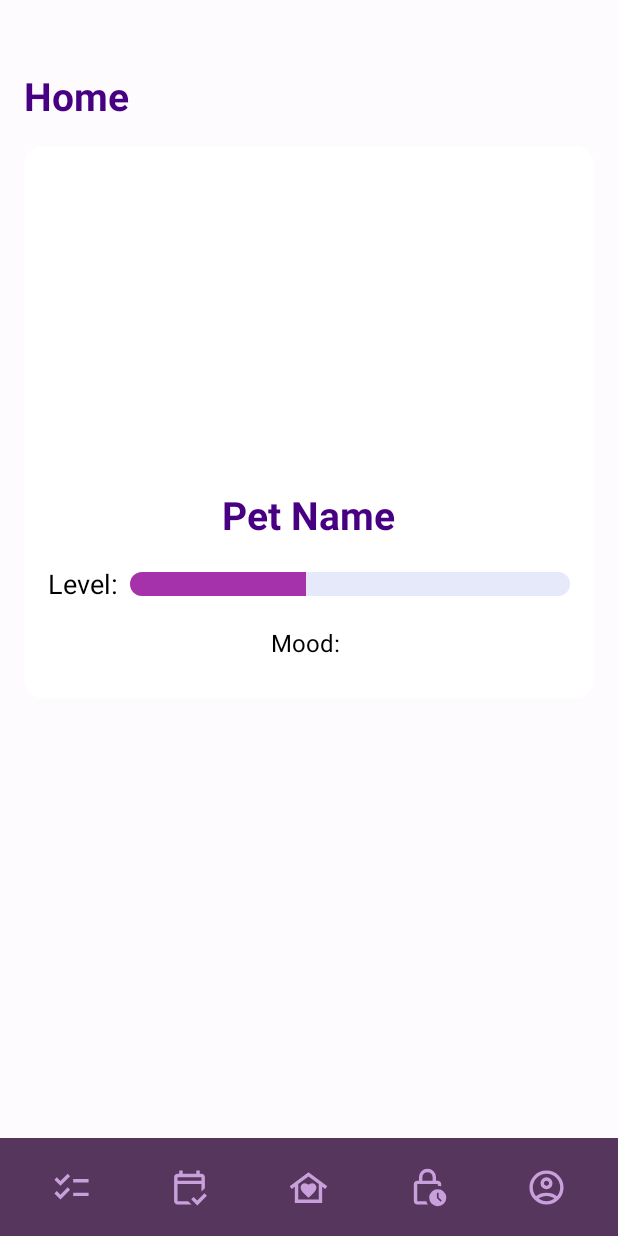
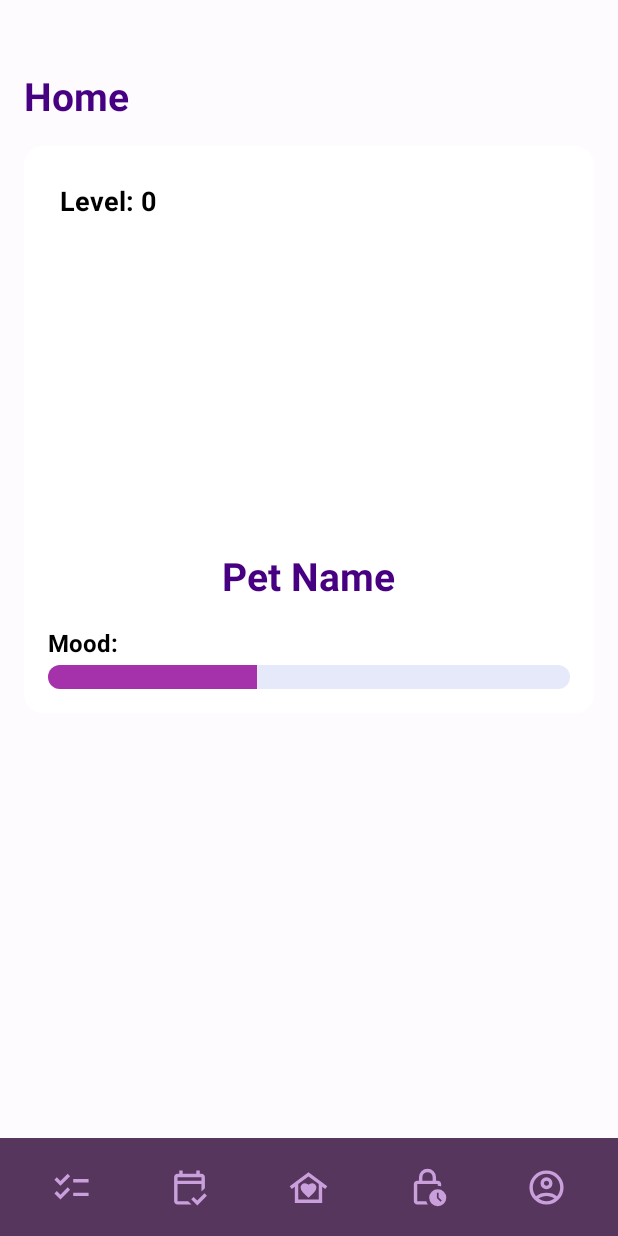
Before and after one commit to MargineanMiruna-Elena/MindPet, an Android app: the screen it shows after launch once a user with an empty profile is signed in (HomeActivity), on a phone screen of 412 x 824 dp. Run offline under Robolectric (Android 15) with nearby library versions, the phone set to English and light mode, and no system bars; our stand-ins replace Dagger/Hilt's generated code, Firebase (no records; nobody signed in at launch, a user with empty details on screens opened directly).

Commit message:
minimalist changes on homepage

```diff
--- a/app/src/main/res/layout/activity_homepage.xml
+++ b/app/src/main/res/layout/activity_homepage.xml
@@ -34,85 +34,65 @@
             android:layout_width="match_parent"
             android:layout_height="wrap_content"
             android:layout_marginTop="16dp"
-            app:cardCornerRadius="20dp"
             android:background="@drawable/bg_card"
             android:backgroundTint="@color/white"
             android:orientation="vertical"
-            android:gravity="center"
-            android:padding="16dp">
+            android:padding="16dp"
+            app:cardCornerRadius="20dp">
+
+
+            <TextView
+                android:id="@+id/textLevelValue"
+                android:layout_width="wrap_content"
+                android:layout_height="wrap_content"
+                android:text="Level: 0"
+                android:textColor="@color/black"
+                android:textSize="18sp"
+                android:layout_marginStart="8dp"
+                android:layout_marginTop="8dp"
+                android:textStyle="bold" />
+
 
             <ImageView
                 android:id="@+id/imageAnimal"
                 android:layout_width="200dp"
                 android:layout_height="200dp"
+                android:layout_gravity="center"
                 android:contentDescription="Animal Image"
                 android:scaleType="fitCenter"
-                app:layout_constraintEnd_toEndOf="parent"
-                app:layout_constraintHorizontal_bias="0.496"
-                app:layout_constraintStart_toStartOf="parent"
-                app:layout_constraintTop_toTopOf="parent"
-                tools:srcCompat="@drawable/husky_front" />
+                tools:srcCompat="@drawable/husky_front"
+                android:layout_marginTop="8dp"/>
 
             <TextView
                 android:id="@+id/textAnimalName"
                 android:layout_width="wrap_content"
                 android:layout_height="wrap_content"
+                android:layout_gravity="center"
                 android:layout_marginTop="12dp"
                 android:text="Pet Name"
                 android:textColor="@color/indigo"
                 android:textSize="26sp"
-                android:textStyle="bold"
-                app:layout_constraintEnd_toEndOf="parent"
-                app:layout_constraintStart_toStartOf="parent"
-                app:layout_constraintTop_toBottomOf="@id/imageAnimal" />
-
-
-            <androidx.constraintlayout.widget.ConstraintLayout
-                android:layout_width="match_parent"
-                android:layout_height="wrap_content"
-                android:layout_marginTop="16dp">
-
-                <!-- Level Text -->
-                <TextView
-                    android:id="@+id/textLevelLabel"
-                    android:layout_width="wrap_content"
-                    android:layout_height="wrap_content"
-                    android:text="Level:"
-                    android:textSize="18sp"
-                    android:textColor="@color/black"
-                    app:layout_constraintStart_toStartOf="parent"
-                    app:layout_constraintTop_toTopOf="parent"
-                    app:layout_constraintBottom_toBottomOf="parent"/>
-
-                <!-- ProgressBar filling remaining space -->
-                <ProgressBar
-                    android:id="@+id/progressLevel"
-                    style="@android:style/Widget.ProgressBar.Horizontal"
-                    android:layout_width="0dp"
-                    android:layout_height="16dp"
-                    android:max="100"
-                    android:progress="40"
-                    android:progressDrawable="@drawable/progress_bar"
-                    android:layout_marginStart="8dp"
-                    app:layout_constraintStart_toEndOf="@id/textLevelLabel"
-                    app:layout_constraintEnd_toEndOf="parent"
-                    app:layout_constraintTop_toTopOf="@id/textLevelLabel"
-                    app:layout_constraintBottom_toBottomOf="@id/textLevelLabel"/>
-            </androidx.constraintlayout.widget.ConstraintLayout>
-
+                android:textStyle="bold" />
 
             <TextView
                 android:id="@+id/textMood"
                 android:layout_width="wrap_content"
                 android:layout_height="wrap_content"
                 android:layout_marginTop="16dp"
-                android:layout_marginBottom="10dp"
-                android:text="Mood: "
+                android:text="Mood:"
                 android:textColor="@color/black"
                 android:textSize="16sp"
-                app:layout_constraintStart_toStartOf="parent"
-                app:layout_constraintTop_toBottomOf="@id/textLevelLabel" />
+                android:textStyle="bold" />
 
+            <ProgressBar
+                android:id="@+id/progressLevel"
+                style="@android:style/Widget.ProgressBar.Horizontal"
+                android:layout_width="match_parent"
+                android:layout_height="16dp"
+                android:layout_marginTop="4dp"
+                android:max="100"
+                android:progress="40"
+                android:progressDrawable="@drawable/progress_bar" />
         </LinearLayout>
     </LinearLayout>
 
```
